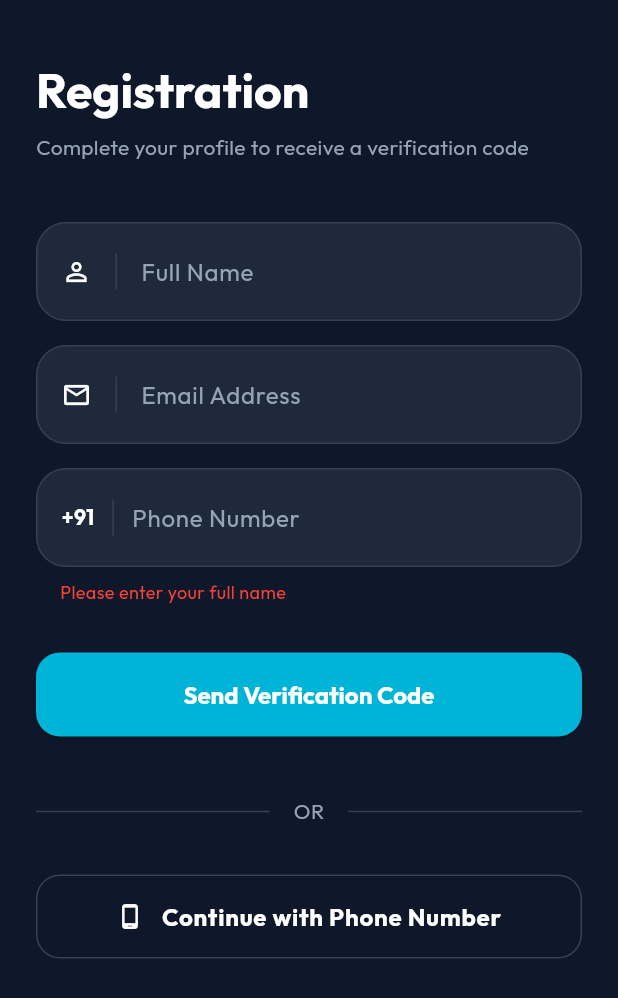
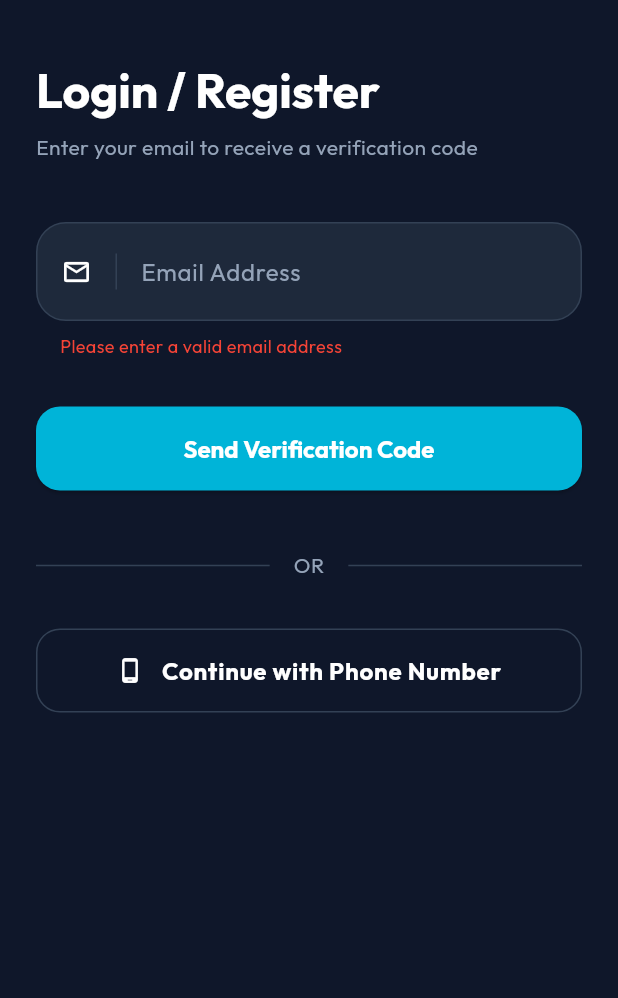
Before and after one commit to sivapranaydakamari/SafePulse, a Flutter app: the EmailLoginScreen screen opened directly, after a tap on "Send Verification Code", on a phone screen of 412 x 824 dp. Shown: the top 998 px of the screen. Run offline on Flutter 3.47's test engine with Material 3 defaults, Android fonts, the phone set to English and light mode, and no system bars; our stand-ins replace animate_do, battery_plus, firebase_core, firebase_messaging, flutter_contacts, flutter_local_notifications and 12 more; missing offline and left inert: do_not_disturb, flutter_background_service, flutter_phone_direct_caller, mobile_scanner, screen_state, tflite_flutter and 2 more; accounts and stored records are empty.

Commit message:
feat: implement email-based login flow with conditional user registration UI

```diff
--- a/frontend/lib/features/auth/screens/email_login_screen.dart
+++ b/frontend/lib/features/auth/screens/email_login_screen.dart
@@ -20,24 +20,13 @@ class _EmailLoginScreenState extends State<EmailLoginScreen> {
   final String _selectedCountryCode = "+91";
   bool _isLoading = false;
   String? _errorMessage;
+  bool _isEmailOnlyMode = true;
 
   void _handleLogin() async {
     final email = _emailController.text.trim();
-    final name = _nameController.text.trim();
-    final phone = _phoneController.text.trim();
-
-    if (name.isEmpty || name.length < 2) {
-      setState(() => _errorMessage = "Please enter your full name");
-      return;
-    }
 
     if (email.isEmpty || !email.contains('@')) {
       setState(() => _errorMessage = "Please enter a valid email address");
-      return;
-    }
-
-    if (phone.length != 10 || !RegExp(r'^[0-9]+$').hasMatch(phone)) {
-      setState(() => _errorMessage = "Enter a valid 10-digit mobile number");
       return;
     }
 
@@ -46,10 +35,57 @@ class _EmailLoginScreenState extends State<EmailLoginScreen> {
       _errorMessage = null;
     });
 
-    final fullPhoneNumber = "$_selectedCountryCode$phone";
     final authProvider = context.read<AuthProvider>();
 
-    // Use AuthProvider instead of direct ApiService call
+    if (_isEmailOnlyMode) {
+      // Try to send OTP with just the email (assumes existing user)
+      final result = await authProvider.sendEmailOtp(email);
+
+      if (mounted) {
+        setState(() => _isLoading = false);
+
+        if (result['success'] == true) {
+          // Existing user, OTP sent successfully
+          Navigator.push(
+            context,
+            MaterialPageRoute(
+              builder: (context) => OtpScreen(email: email),
+            ),
+          );
+        } else if (result['error'] != null && result['error'].toString().contains('Name and Phone')) {
+          // New user, backend requires name and phone
+          setState(() {
+            _isEmailOnlyMode = false;
+            _errorMessage = "New email detected. Please complete registration.";
+          });
+        } else {
+          setState(() {
+            _errorMessage = result['error'] ?? "Failed to verify email.";
+          });
+        }
+      }
+    } else {
+      // Full registration mode
+      final name = _nameController.text.trim();
+      final phone = _phoneController.text.trim();
+
+      if (name.isEmpty || name.length < 2) {
+        setState(() {
+          _errorMessage = "Please enter your full name";
+          _isLoading = false;
+        });
+        return;
+      }
+
+      if (phone.length != 10 || !RegExp(r'^[0-9]+$').hasMatch(phone)) {
+        setState(() {
+          _errorMessage = "Enter a valid 10-digit mobile number";
+          _isLoading = false;
+        });
+        return;
+      }
+
+      final fullPhoneNumber = "$_selectedCountryCode$phone";
       final result = await authProvider.sendEmailOtp(email, name: name, phone: fullPhoneNumber);
 
       if (mounted) {
@@ -59,15 +95,14 @@ class _EmailLoginScreenState extends State<EmailLoginScreen> {
           Navigator.push(
             context,
             MaterialPageRoute(
-            builder: (context) => OtpScreen(
-              email: email,
-            ),
+              builder: (context) => OtpScreen(email: email),
             ),
           );
         } else {
           setState(() {
             _errorMessage = result['error'] ?? "Failed to send verification email.";
           });
+        }
       }
     }
   }
@@ -87,7 +122,7 @@ class _EmailLoginScreenState extends State<EmailLoginScreen> {
                   crossAxisAlignment: CrossAxisAlignment.start,
                   children: [
                     Text(
-                      "Registration",
+                      _isEmailOnlyMode ? "Login / Register" : "Registration",
                       style: Theme.of(context).textTheme.headlineLarge?.copyWith(
                             fontWeight: FontWeight.bold,
                             color: AppColors.textPrimary,
@@ -95,7 +130,9 @@ class _EmailLoginScreenState extends State<EmailLoginScreen> {
                     ),
                     const SizedBox(height: 8),
                     Text(
-                      "Complete your profile to receive a verification code",
+                      _isEmailOnlyMode
+                          ? "Enter your email to receive a verification code"
+                          : "Complete your profile to finish registration",
                       style: Theme.of(context).textTheme.bodyMedium?.copyWith(
                             color: AppColors.textSecondary,
                           ),
@@ -104,9 +141,46 @@ class _EmailLoginScreenState extends State<EmailLoginScreen> {
                 ),
               ),
               const SizedBox(height: 40),
-              // 1. Name Field
+
+              // 1. Email Field (Always visible)
               FadeInLeft(
                 delay: const Duration(milliseconds: 200),
+                child: Container(
+                  decoration: BoxDecoration(
+                    color: AppColors.cardBg,
+                    borderRadius: BorderRadius.circular(20),
+                    border: Border.all(color: AppColors.surface),
+                  ),
+                  padding: const EdgeInsets.symmetric(horizontal: 16, vertical: 8),
+                  child: Row(
+                    children: [
+                      const Icon(Icons.email_outlined, color: AppColors.textPrimary, size: 20),
+                      const SizedBox(width: 16),
+                      Container(height: 24, width: 1, color: AppColors.surface),
+                      const SizedBox(width: 16),
+                      Expanded(
+                        child: TextField(
+                          controller: _emailController,
+                          keyboardType: TextInputType.emailAddress,
+                          style: const TextStyle(color: AppColors.textPrimary),
+                          readOnly: !_isEmailOnlyMode, // Lock email if they are completing registration
+                          decoration: InputDecoration(
+                            border: InputBorder.none,
+                            hintText: "Email Address",
+                            hintStyle: const TextStyle(color: AppColors.textSecondary),
+                          ),
+                        ),
+                      ),
+                    ],
+                  ),
+                ),
+              ),
+
+              if (!_isEmailOnlyMode) ...[
+                const SizedBox(height: 16),
+                // 2. Name Field
+                FadeInLeft(
+                  delay: const Duration(milliseconds: 300),
                   child: Container(
                     decoration: BoxDecoration(
                       color: AppColors.cardBg,
@@ -137,39 +211,7 @@ class _EmailLoginScreenState extends State<EmailLoginScreen> {
                   ),
                 ),
                 const SizedBox(height: 16),
-              // 2. Email Field
-              FadeInLeft(
-                delay: const Duration(milliseconds: 300),
-                child: Container(
-                  decoration: BoxDecoration(
-                    color: AppColors.cardBg,
-                    borderRadius: BorderRadius.circular(20),
-                    border: Border.all(color: AppColors.surface),
-                  ),
-                  padding: const EdgeInsets.symmetric(horizontal: 16, vertical: 8),
-                  child: Row(
-                    children: [
-                      const Icon(Icons.email_outlined, color: AppColors.textPrimary, size: 20),
-                      const SizedBox(width: 16),
-                      Container(height: 24, width: 1, color: AppColors.surface),
-                      const SizedBox(width: 16),
-                      Expanded(
-                        child: TextField(
-                          controller: _emailController,
-                          keyboardType: TextInputType.emailAddress,
-                          style: const TextStyle(color: AppColors.textPrimary),
-                          decoration: const InputDecoration(
-                            border: InputBorder.none,
-                            hintText: "Email Address",
-                            hintStyle: TextStyle(color: AppColors.textSecondary),
-                          ),
-                        ),
-                      ),
-                    ],
-                  ),
-                ),
-              ),
-              const SizedBox(height: 16),
+
                 // 3. Phone Field
                 FadeInLeft(
                   delay: const Duration(milliseconds: 400),
@@ -202,6 +244,7 @@ class _EmailLoginScreenState extends State<EmailLoginScreen> {
                     ),
                   ),
                 ),
+              ],
               if (_errorMessage != null)
                 Padding(
                   padding: const EdgeInsets.only(top: 8, left: 16),
```
Lines whose indentation alone changed are shown as unchanged.
